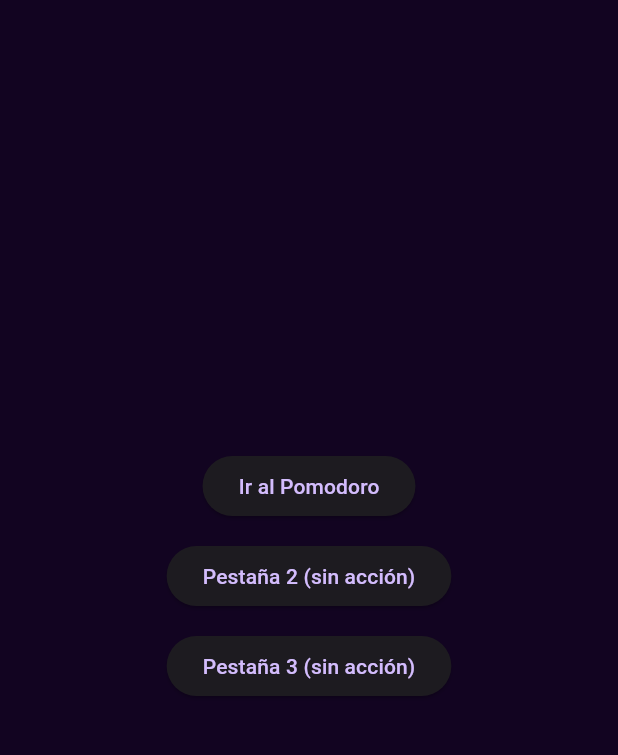
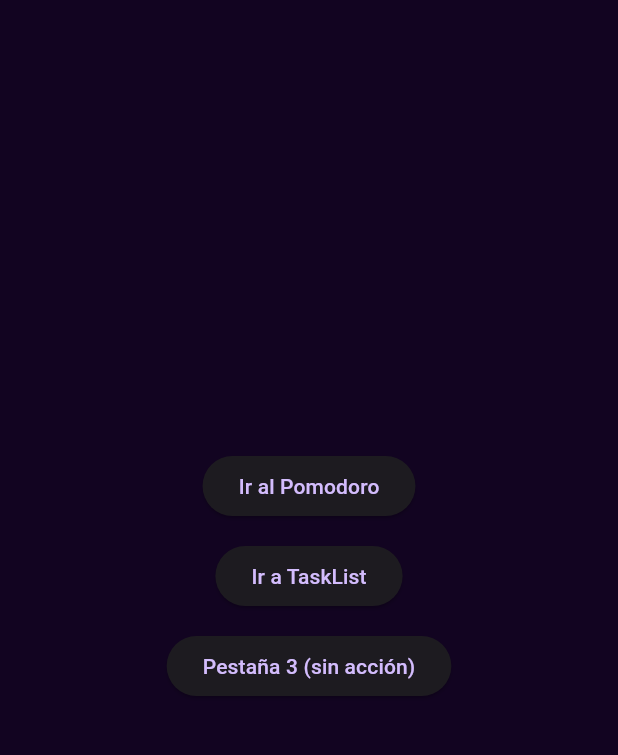
Before and after one commit to RJun010/Focus_pet, a Flutter app: the screen it shows after launch, on a phone screen of 412 x 824 dp, the part 84-839 px from its top. Run offline on Flutter 3.47's test engine with Material 3 defaults, Android fonts, the phone set to English and light mode, and no system bars; our stand-ins replace audioplayers, confetti.

Commit message:
MainMenu: open TaskList from second button

```diff
--- a/lib/main_menu.dart
+++ b/lib/main_menu.dart
@@ -1,5 +1,6 @@
 import 'package:flutter/material.dart';
 import 'package:audioplayers/audioplayers.dart';
+import 'pages/tasklist.dart';
 
 class MainMenu extends StatelessWidget {
   const MainMenu({super.key});
@@ -40,8 +41,12 @@ class MainMenu extends StatelessWidget {
             ElevatedButton(
               onPressed: () async {
                 await _playClick();
+                Navigator.push(
+                  context,
+                  MaterialPageRoute(builder: (_) => const TaskPage()),
+                );
               },
-              child: const Text('Pestaña 2 (sin acción)'),
+              child: const Text('Ir a TaskList'),
             ),
             const SizedBox(height: 12),
             ElevatedButton(
```
